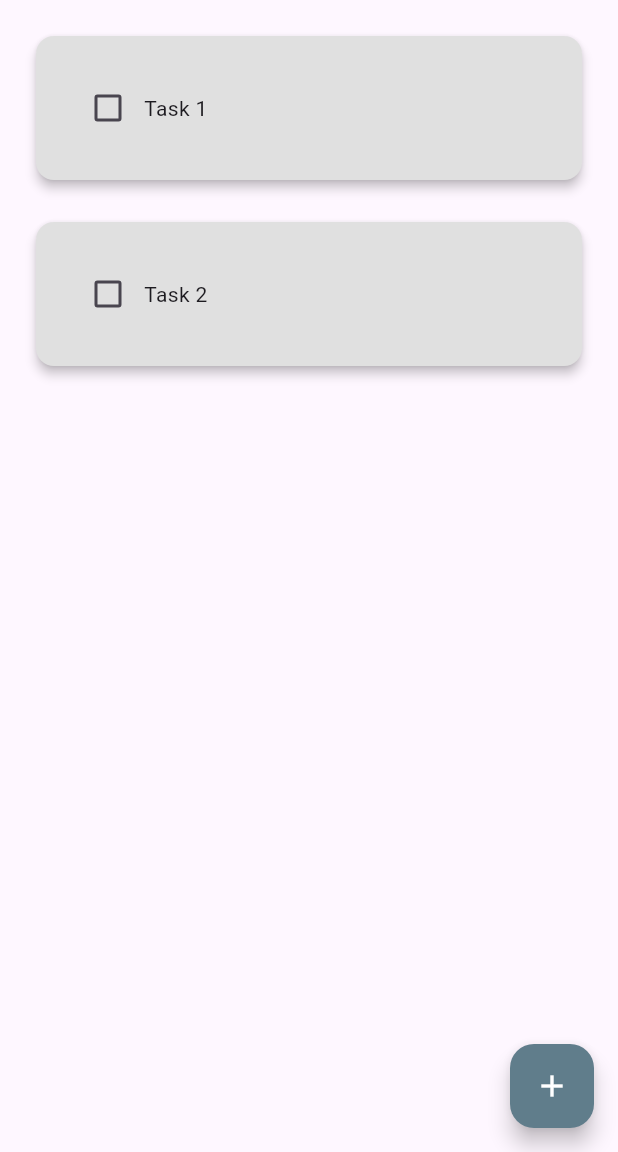
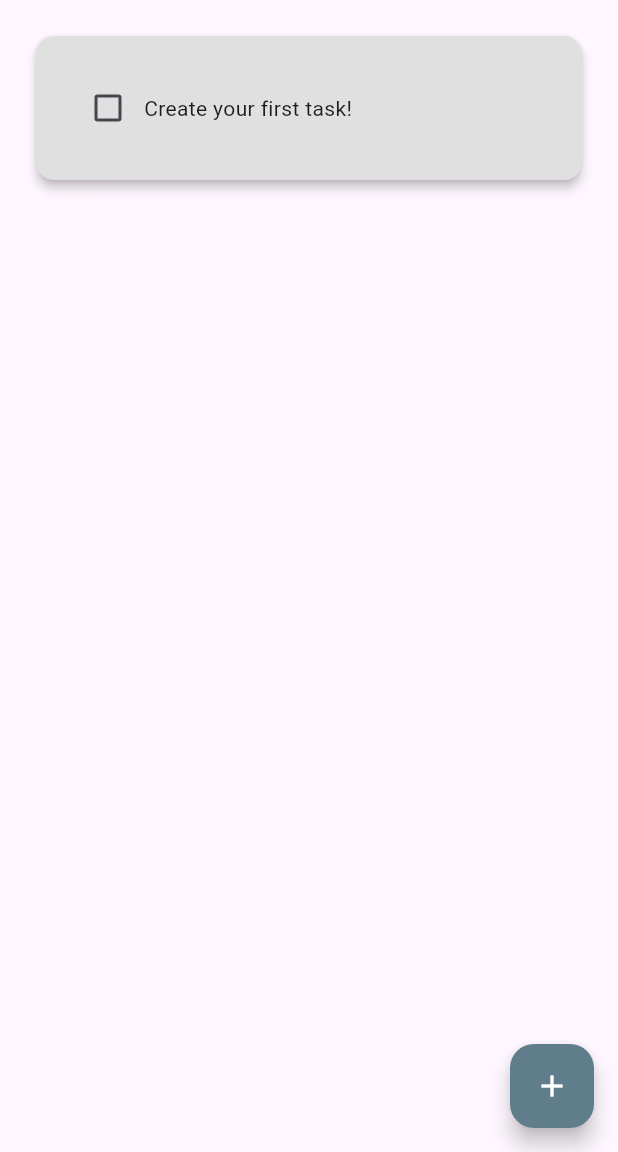
Before and after one commit to devhmac/flutter_masterclass, a Flutter app: the screen it shows after launch, on a phone screen of 412 x 824 dp, the part 84-1236 px from its top. Run offline on Flutter 3.47's test engine with Material 3 defaults, Android fonts, the phone set to English and light mode, and no system bars; drawn by our look-alikes of flutter_slidable; our stand-ins replace hive, hive_flutter; missing offline and left inert: dart:ffi; accounts and stored records are empty.

Commit message:
simple todo list completed with hive storage

```diff
--- /dev/null
+++ b/todo_list/lib/data/database.dart
@@ -0,0 +1,23 @@
+import 'package:hive/hive.dart';
+
+class TodoDatabase {
+  List todoList = [];
+// ref our box
+  final _todosBox = Hive.box('TodosBox');
+// run on first ever app open
+  void createInitialData() {
+    todoList = [
+      ['Create your first task!', false]
+    ];
+  }
+
+  void loadData() {
+    // TODOLIST functions like key value store
+    todoList = _todosBox.get('TODOLIST');
+  }
+
+  void updateData() {
+    // this is basically creating the TODOLIST key
+    _todosBox.put("TODOLIST", todoList);
+  }
+}
--- a/todo_list/lib/pages/home_page.dart
+++ b/todo_list/lib/pages/home_page.dart
@@ -2,6 +2,8 @@ import 'dart:async';
 import 'dart:ffi';
 
 import 'package:flutter/material.dart';
+import 'package:hive/hive.dart';
+import 'package:todo_list/data/database.dart';
 import 'package:todo_list/widgets/new_task_dialog.dart';
 import 'package:todo_list/widgets/todo_tile.dart';
 
@@ -13,30 +15,53 @@ class HomePage extends StatefulWidget {
 }
 
 class _HomePageState extends State<HomePage> {
+  final _todosBox = Hive.box('TodosBox');
+  TodoDatabase db = TodoDatabase();
   // List of todos
+
+  @override
+  void initState() {
+// If first time ever opened, load initi date
+// Were checking here if the TODOLIST key has ever been initialized, if not then its new
+    if (_todosBox.get('TODOLIST') == null) {
+      db.createInitialData();
+    } else {
+      // data already exists
+      db.loadData();
+    }
+    // TODO: implement initState
+    super.initState();
+  }
+
   final _newTaskController = TextEditingController();
-  List<List> todoList = [
-    ['Task 1', false],
-    ['Task 2', false]
-  ];
 
   void checkboxOnChange(bool? val, int taskIndex) {
     setState(() {
-      todoList[taskIndex][1] = !todoList[taskIndex][1];
+      db.todoList[taskIndex][1] = !db.todoList[taskIndex][1];
     });
+    db.updateData();
   }
 
   void saveNewTask() {
     String task = _newTaskController.text;
     setState(() {
-      todoList.add([task, false]);
+      db.todoList.add([task, false]);
     });
+    _newTaskController.text = '';
     Navigator.pop(context);
+    db.updateData();
   }
 
   void cancelNewTask() {
     _newTaskController.text = '';
     Navigator.pop(context);
+  }
+
+  void deleteTask(int index) {
+    setState(() {
+      db.todoList.removeAt(index);
+    });
+    db.updateData();
   }
 
   void createNewTodo() {
@@ -56,7 +81,7 @@ class _HomePageState extends State<HomePage> {
     return Scaffold(
       // backgroundColor: Colors.black,
       appBar: AppBar(
-        title: Text(
+        title: const Text(
           'To Do',
           style: TextStyle(color: Colors.white),
         ),
@@ -71,13 +96,15 @@ class _HomePageState extends State<HomePage> {
         ),
       ),
       body: ListView.builder(
-        itemCount: todoList.length,
+        itemCount: db.todoList.length,
         itemBuilder: (context, index) {
-          var task = todoList[index];
+          var task = db.todoList[index];
           return TodoTile(
-              task: task[0],
-              complete: task[1],
-              onChange: (val) => checkboxOnChange(val, index));
+            task: task[0],
+            complete: task[1],
+            onChange: (val) => checkboxOnChange(val, index),
+            onDelete: (context) => deleteTask(index),
+          );
         },
       ),
     );
--- a/todo_list/lib/widgets/button.dart
+++ b/todo_list/lib/widgets/button.dart
@@ -15,7 +15,9 @@ class BaseButton extends StatelessWidget {
       color: Theme.of(context).primaryColor,
       child: Text(
         title,
-        style: TextStyle(color: Theme.of(context).secondaryHeaderColor),
+        style: TextStyle(
+          color: Theme.of(context).secondaryHeaderColor,
+        ),
       ),
     );
   }
--- a/todo_list/lib/widgets/todo_tile.dart
+++ b/todo_list/lib/widgets/todo_tile.dart
@@ -1,19 +1,35 @@
 import 'package:flutter/material.dart';
+import 'package:flutter_slidable/flutter_slidable.dart';
 
 class TodoTile extends StatelessWidget {
-  const TodoTile(
-      {super.key,
+  const TodoTile({
+    super.key,
     required this.task,
     required this.complete,
-      required this.onChange});
+    required this.onChange,
+    required this.onDelete,
+  });
   final String task;
   final bool complete;
   final Function(bool?)? onChange;
+  final Function(BuildContext) onDelete;
 
   @override
   Widget build(BuildContext context) {
     return Padding(
       padding: const EdgeInsets.only(top: 20, left: 20, right: 20),
+      child: Slidable(
+        endActionPane: ActionPane(
+          motion: StretchMotion(),
+          children: [
+            SlidableAction(
+              borderRadius: BorderRadius.circular(20),
+              onPressed: onDelete,
+              icon: Icons.delete,
+              backgroundColor: Colors.red,
+            )
+          ],
+        ),
         child: Card(
           elevation: 3,
           color: Colors.grey.shade300,
@@ -36,6 +52,7 @@ class TodoTile extends StatelessWidget {
             ),
           ),
         ),
+      ),
     );
   }
 }
--- a/todo_list/pubspec.yaml
+++ b/todo_list/pubspec.yaml
@@ -35,6 +35,11 @@ dependencies:
   # The following adds the Cupertino Icons font to your application.
   # Use with the CupertinoIcons class for iOS style icons.
   cupertino_icons: ^1.0.8
+  flutter_slidable: ^3.1.1
+  hive: ^2.2.3
+  hive_flutter: ^1.1.0
+  path_provider: ^2.1.5
+
 
 dev_dependencies:
   flutter_test:
@@ -46,6 +51,7 @@ dev_dependencies:
   # package. See that file for information about deactivating specific lint
   # rules and activating additional ones.
   flutter_lints: ^4.0.0
+  hive_generator: ^2.0.1
 
 # For information on the generic Dart part of this file, see the
 # following page: https://dart.dev/tools/pub/pubspec
```
Also changed, not shown: todo_list/lib/main.dart (+19 -1 lines), todo_list/pubspec.lock, 10 other files. Lines whose indentation alone changed are shown as unchanged.
